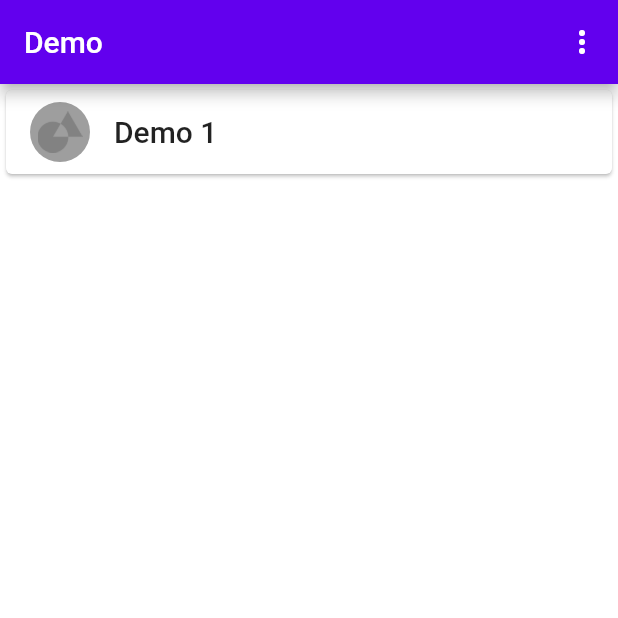
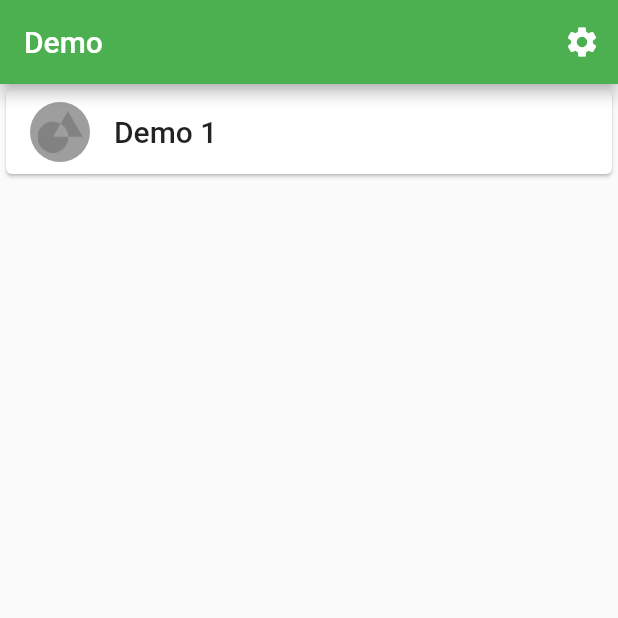
Before and after one commit to skyphantomhz/ui_demo, a Flutter app: the screen it shows after launch, on a phone screen of 412 x 824 dp, the top half of it. Run offline on Flutter 3.47's test engine with Material 2 defaults, Android fonts, the phone set to English and light mode, and no system bars; our stand-ins replace font_awesome_flutter.

Commit message:
Add theme

```diff
--- /dev/null
+++ b/lib/global/theme/app_themes.dart
@@ -0,0 +1,27 @@
+import 'package:flutter/material.dart';
+
+enum AppTheme {
+  GreenLight,
+  GreenDark,
+  BlueLight,
+  BlueDark,
+}
+
+final appThemeData = {
+  "Green Light": ThemeData(
+      brightness: Brightness.light,
+      primaryColor: Colors.green,
+      colorScheme: ColorScheme.light()),
+  "Green Dark": ThemeData(
+      brightness: Brightness.dark,
+      primaryColor: Colors.green[700],
+      colorScheme: ColorScheme.dark()),
+  "Blue Dart": ThemeData(
+      brightness: Brightness.dark,
+      primaryColor: Colors.blue[700],
+      colorScheme: ColorScheme.dark()),
+  "Blue Light": ThemeData(
+      brightness: Brightness.light,
+      primaryColor: Colors.blue,
+      colorScheme: ColorScheme.light()),
+};
--- a/lib/main.dart
+++ b/lib/main.dart
@@ -1,16 +1,29 @@
+import 'dart:math';
+
+import 'package:animationdemo/global/theme/app_themes.dart';
+import 'package:animationdemo/global/theme/theme_changer.dart';
 import 'package:animationdemo/ui/page_one.dart';
 import 'package:flutter/material.dart';
+import 'package:provider/provider.dart';
 
 void main() => runApp(MyApp());
-
-enum BannerViewMode { DarkMode, LightMode }
 
 class MyApp extends StatelessWidget {
   @override
   Widget build(BuildContext context) {
+    return ChangeNotifierProvider<ThemeChanger>(
+        create: (_) => ThemeChanger(appThemeData['Green Light']),
+        child: MaterialAppWithTheme());
+  }
+}
+
+class MaterialAppWithTheme extends StatelessWidget {
+  @override
+  Widget build(BuildContext context) {
+    final appTheme = Provider.of<ThemeChanger>(context);
     return MaterialApp(
       title: 'Flutter Demo',
-      theme: ThemeData.from(colorScheme: const ColorScheme.light()).copyWith(
+      theme: appTheme.getThemeData().copyWith(
             pageTransitionsTheme: const PageTransitionsTheme(
               builders: <TargetPlatform, PageTransitionsBuilder>{
                 TargetPlatform.android: ZoomPageTransitionsBuilder(),
@@ -35,32 +48,17 @@ class _MyHomePageState extends State<MyHomePage> {
   bool isDarkMode = false;
   @override
   Widget build(BuildContext context) {
-    return Theme(
-      data: Theme.of(context).copyWith(
-          colorScheme: isDarkMode ? ColorScheme.dark() : ColorScheme.light()
-      ),
-      child: Scaffold(
+    final appTheme = Provider.of<ThemeChanger>(context);
+    return Scaffold(
       appBar: AppBar(
         title: Text(widget.title),
         actions: <Widget>[
-            PopupMenuButton<BannerViewMode>(
-              itemBuilder: (BuildContext context) =>
-                  <PopupMenuEntry<BannerViewMode>>[
-                PopupMenuItem<BannerViewMode>(
-                  value: BannerViewMode.DarkMode,
-                  child: ListTile(
-                    title: Text("Dark mode"),
-                    trailing: Switch(
-                      onChanged: (isDarkMode){
-                        setState(() {
-                          this.isDarkMode = isDarkMode;
-                        });
+          IconButton(
+            icon: Icon(Icons.settings),
+            onPressed: () {
+              final randomIndex = Random().nextInt(3);
+              appTheme.setThemeData(AppTheme.values[randomIndex]);
             },
-                      value: isDarkMode,
-                    ),
-                  ),
-                )
-              ],
           )
         ],
       ),
@@ -92,7 +90,6 @@ class _MyHomePageState extends State<MyHomePage> {
           ),
         ],
       ),
-      ),
     );
   }
 }
```
Also changed, not shown: lib/global/theme/theme_changer.dart (added, +34 -0 lines). Lines whose indentation alone changed are shown as unchanged.
